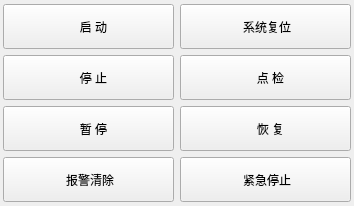
First picture: the form in VISFrameView_AirtightDevice/Plugins/PluginAutoPage/WidgetBtnPanel.ui, repository IPX-192/haoen, before the edit.
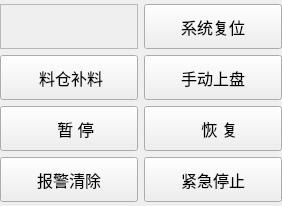
Second picture: the form after the edit. Icons and pictures are not drawn.

What changed in the file:
```diff
--- a/VISFrameView_AirtightDevice/Plugins/PluginAutoPage/WidgetBtnPanel.ui
+++ b/VISFrameView_AirtightDevice/Plugins/PluginAutoPage/WidgetBtnPanel.ui
@@ -6,14 +6,14 @@
    <rect>
     <x>0</x>
     <y>0</y>
-    <width>354</width>
+    <width>282</width>
     <height>206</height>
    </rect>
   </property>
   <property name="windowTitle">
    <string>Form</string>
   </property>
-  <layout class="QGridLayout" name="gridLayout">
+  <layout class="QVBoxLayout" name="verticalLayout_2">
    <property name="leftMargin">
     <number>0</number>
    </property>
@@ -26,7 +26,7 @@
    <property name="bottomMargin">
     <number>0</number>
    </property>
-   <item row="0" column="0">
+   <item>
     <widget class="QFrame" name="frameDevice">
      <property name="sizePolicy">
       <sizepolicy hsizetype="Preferred" vsizetype="Fixed">
@@ -51,18 +51,15 @@
      <property name="styleSheet">
       <string notr="true">QFrame#frameDevice{border:none}</string>
      </property>
-     <layout class="QVBoxLayout" name="verticalLayout_12">
-      <property name="spacing">
-       <number>6</number>
-      </property>
+     <layout class="QVBoxLayout" name="verticalLayout">
       <property name="leftMargin">
-       <number>3</number>
+       <number>0</number>
       </property>
       <property name="topMargin">
        <number>0</number>
       </property>
       <property name="rightMargin">
-       <number>3</number>
+       <number>0</number>
       </property>
       <property name="bottomMargin">
        <number>0</number>
@@ -70,26 +67,48 @@
       <item>
        <layout class="QHBoxLayout" name="horizontalLayout">
         <item>
-         <widget class="QPushButton" name="btnAutoStart">
+         <widget class="QFrame" name="frameAutoModel">
+          <property name="sizePolicy">
+           <sizepolicy hsizetype="Preferred" vsizetype="Preferred">
+            <horstretch>0</horstretch>
+            <verstretch>0</verstretch>
+           </sizepolicy>
+          </property>
           <property name="minimumSize">
            <size>
             <width>0</width>
             <height>45</height>
            </size>
           </property>
-          <property name="text">
-           <string>   启 动</string>
-          </property>
-          <property name="icon">
-           <iconset resource="resource/qss.qrc">
-            <normaloff>:/icon/start.png</normaloff>:/icon/start.png</iconset>
-          </property>
-          <property name="iconSize">
+          <property name="maximumSize">
            <size>
-            <width>30</width>
-            <height>30</height>
+            <width>16777215</width>
+            <height>16777215</height>
            </size>
           </property>
+          <property name="frameShape">
+           <enum>QFrame::StyledPanel</enum>
+          </property>
+          <property name="frameShadow">
+           <enum>QFrame::Raised</enum>
+          </property>
+          <layout class="QVBoxLayout" name="verticalLayout_14">
+           <property name="spacing">
+            <number>0</number>
+           </property>
+           <property name="leftMargin">
+            <number>0</number>
+           </property>
+           <property name="topMargin">
+            <number>0</number>
+           </property>
+           <property name="rightMargin">
+            <number>0</number>
+           </property>
+           <property name="bottomMargin">
+            <number>0</number>
+           </property>
+          </layout>
          </widget>
         </item>
         <item>
@@ -100,8 +119,13 @@
             <height>45</height>
            </size>
           </property>
+          <property name="font">
+           <font>
+            <pointsize>12</pointsize>
+           </font>
+          </property>
           <property name="text">
-           <string> 系统复位</string>
+           <string>系统复位</string>
           </property>
           <property name="icon">
            <iconset resource="resource/qss.qrc">
@@ -119,29 +143,6 @@
       </item>
       <item>
        <layout class="QHBoxLayout" name="horizontalLayout_23">
-        <item>
-         <widget class="QPushButton" name="btnAutoStop">
-          <property name="minimumSize">
-           <size>
-            <width>0</width>
-            <height>45</height>
-           </size>
-          </property>
-          <property name="text">
-           <string>   停 止</string>
-          </property>
-          <property name="icon">
-           <iconset resource="resource/qss.qrc">
-            <normaloff>:/icon/stop.png</normaloff>:/icon/stop.png</iconset>
-          </property>
-          <property name="iconSize">
-           <size>
-            <width>32</width>
-            <height>32</height>
-           </size>
-          </property>
-         </widget>
-        </item>
         <item>
          <widget class="QPushButton" name="btnSpotCheck">
           <property name="minimumSize">
@@ -150,8 +151,13 @@
             <height>45</height>
            </size>
           </property>
+          <property name="font">
+           <font>
+            <pointsize>12</pointsize>
+           </font>
+          </property>
           <property name="text">
-           <string>   点 检</string>
+           <string> 料仓补料</string>
           </property>
           <property name="icon">
            <iconset resource="resource/qss.qrc">
@@ -165,6 +171,34 @@
           </property>
          </widget>
         </item>
+        <item>
+         <widget class="QPushButton" name="btnClear">
+          <property name="minimumSize">
+           <size>
+            <width>0</width>
+            <height>45</height>
+           </size>
+          </property>
+          <property name="font">
+           <font>
+            <pointsize>12</pointsize>
+           </font>
+          </property>
+          <property name="text">
+           <string>手动上盘</string>
+          </property>
+          <property name="icon">
+           <iconset resource="resource/qss.qrc">
+            <normaloff>:/icon/delete.png</normaloff>:/icon/delete.png</iconset>
+          </property>
+          <property name="iconSize">
+           <size>
+            <width>32</width>
+            <height>32</height>
+           </size>
+          </property>
+         </widget>
+        </item>
        </layout>
       </item>
       <item>
@@ -177,6 +211,11 @@
             <height>45</height>
            </size>
           </property>
+          <property name="font">
+           <font>
+            <pointsize>12</pointsize>
+           </font>
+          </property>
           <property name="text">
            <string>   暂 停</string>
           </property>
@@ -200,6 +239,11 @@
             <height>45</height>
            </size>
           </property>
+          <property name="font">
+           <font>
+            <pointsize>12</pointsize>
+           </font>
+          </property>
           <property name="text">
            <string>   恢 复</string>
           </property>
@@ -227,8 +271,13 @@
             <height>45</height>
            </size>
           </property>
+          <property name="font">
+           <font>
+            <pointsize>12</pointsize>
+           </font>
+          </property>
           <property name="text">
-           <string> 报警清除</string>
+           <string>报警清除</string>
           </property>
           <property name="icon">
            <iconset resource="resource/qss.qrc">
@@ -250,8 +299,13 @@
             <height>45</height>
            </size>
           </property>
+          <property name="font">
+           <font>
+            <pointsize>12</pointsize>
+           </font>
+          </property>
           <property name="text">
-           <string> 紧急停止</string>
+           <string>紧急停止</string>
           </property>
           <property name="icon">
            <iconset resource="resource/qss.qrc">
```
Left out of the diff: 2 changed lines with no effect on the pictures.
